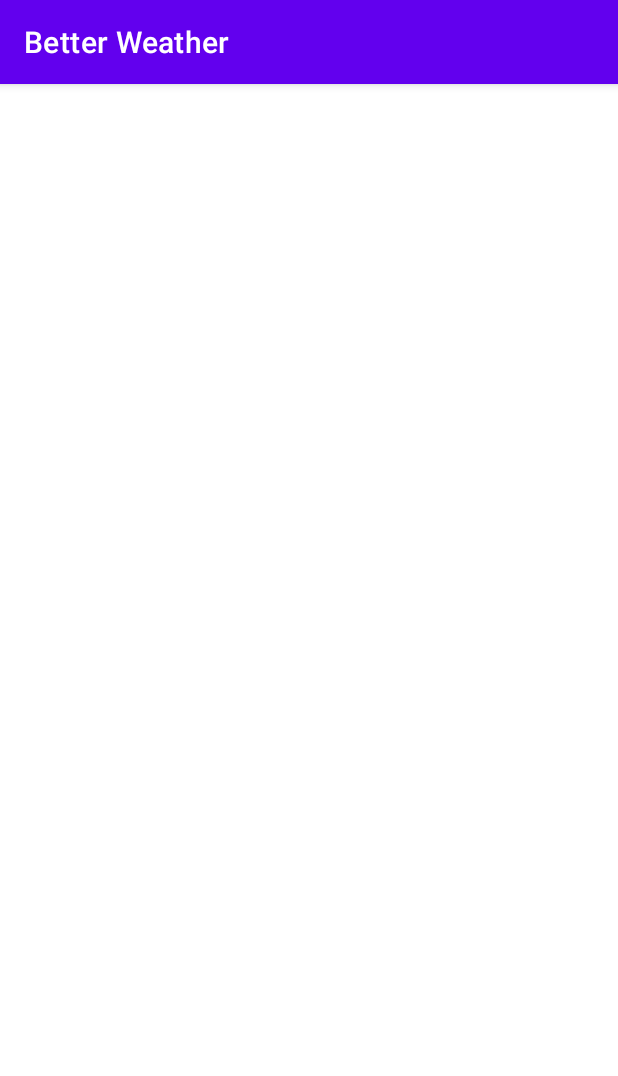
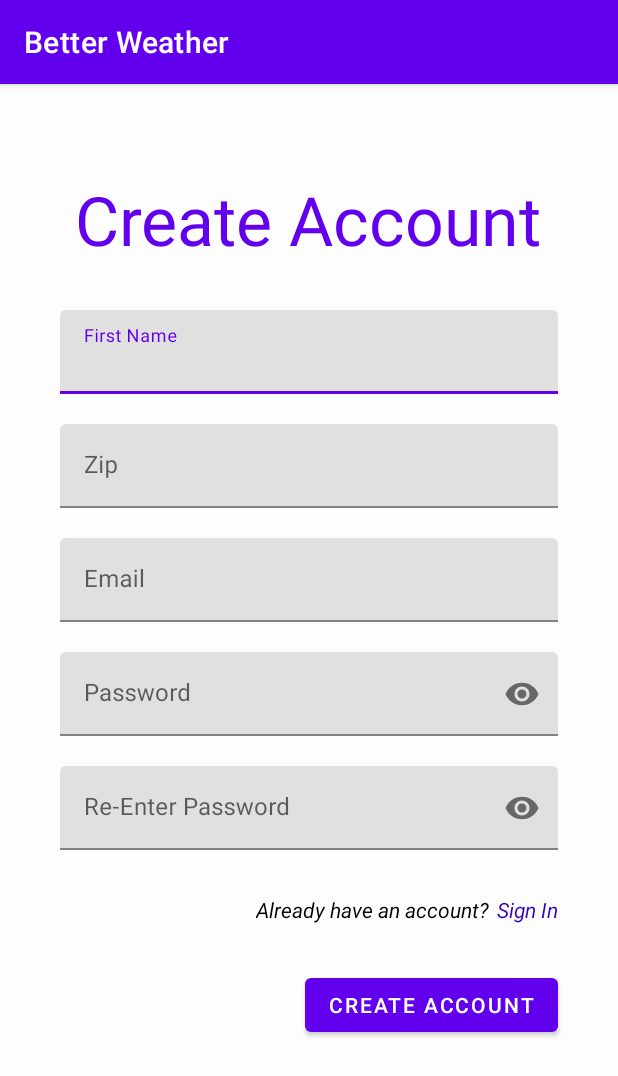
Before and after one commit to Elale1984/BetterWeather, an Android app: the Register screen opened directly, with no data from a screen before it, on a phone screen of 412 x 824 dp. Shown: the top 1076 px of the screen. Run offline under Robolectric (Android 15) with nearby library versions, the phone set to English and light mode, and no system bars.

Commit message:
Created Register UI

```diff
--- a/app/src/main/res/layout/activity_register.xml
+++ b/app/src/main/res/layout/activity_register.xml
@@ -1,9 +1,159 @@
 <?xml version="1.0" encoding="utf-8"?>
-<androidx.constraintlayout.widget.ConstraintLayout xmlns:android="http://schemas.android.com/apk/res/android"
+<RelativeLayout xmlns:android="http://schemas.android.com/apk/res/android"
     xmlns:app="http://schemas.android.com/apk/res-auto"
     xmlns:tools="http://schemas.android.com/tools"
     android:layout_width="match_parent"
     android:layout_height="match_parent"
-    tools:context=".view.Register">
+    android:background="#FDFDFD"
+    tools:context=".view.LoginActivity">
 
-</androidx.constraintlayout.widget.ConstraintLayout>
+    <TextView
+        android:id="@+id/tvCreateHeader"
+        android:layout_width="wrap_content"
+        android:layout_height="wrap_content"
+        android:layout_centerHorizontal="true"
+        android:layout_marginTop="60dp"
+        android:text="@string/create_account"
+        android:textColor="@color/purple_500"
+        android:textSize="45sp"
+
+        />
+
+    <com.google.android.material.textfield.TextInputLayout
+        android:id="@+id/first_name_text_input_layout"
+        android:layout_width="match_parent"
+        android:layout_height="wrap_content"
+        android:layout_below="@+id/tvCreateHeader"
+        android:layout_marginHorizontal="40dp"
+        android:layout_marginTop="30dp">
+
+        <EditText
+            android:id="@+id/etFName"
+            android:layout_width="match_parent"
+            android:layout_height="wrap_content"
+            android:layout_centerHorizontal="true"
+            android:layout_centerVertical="true"
+            android:ems="10"
+            android:hint="@string/first_name"
+            android:inputType="textPersonName" />
+
+    </com.google.android.material.textfield.TextInputLayout>
+
+    <com.google.android.material.textfield.TextInputLayout
+        android:id="@+id/zipcode_text_input_layout"
+        android:layout_width="match_parent"
+        android:layout_height="wrap_content"
+        android:layout_below="@+id/first_name_text_input_layout"
+        android:layout_marginHorizontal="40dp"
+        android:layout_marginTop="20dp">
+
+        <EditText
+            android:id="@+id/etZipCode"
+            android:layout_width="match_parent"
+            android:layout_height="wrap_content"
+            android:layout_centerHorizontal="true"
+            android:layout_centerVertical="true"
+            android:ems="10"
+            android:hint="@string/zip"
+            android:inputType="number" />
+
+    </com.google.android.material.textfield.TextInputLayout>
+
+
+    <com.google.android.material.textfield.TextInputLayout
+        android:id="@+id/username_text_input_layout"
+        android:layout_width="match_parent"
+        android:layout_height="wrap_content"
+        android:layout_below="@+id/zipcode_text_input_layout"
+        android:layout_marginHorizontal="40dp"
+        android:layout_marginTop="20dp">
+
+        <EditText
+            android:id="@+id/etEmail"
+            android:layout_width="match_parent"
+            android:layout_height="wrap_content"
+            android:layout_centerHorizontal="true"
+            android:layout_centerVertical="true"
+            android:ems="10"
+            android:hint="@string/email"
+            android:inputType="textEmailAddress" />
+
+    </com.google.android.material.textfield.TextInputLayout>
+
+
+    <com.google.android.material.textfield.TextInputLayout
+        android:id="@+id/password_text_input_layout"
+        android:layout_width="match_parent"
+        android:layout_height="wrap_content"
+        android:layout_below="@+id/username_text_input_layout"
+        android:layout_marginHorizontal="40dp"
+        android:layout_marginTop="20dp"
+        app:passwordToggleEnabled="true">
+
+        <EditText
+            android:id="@+id/etPassword"
+            android:layout_width="match_parent"
+            android:layout_height="wrap_content"
+            android:layout_centerHorizontal="true"
+            android:layout_centerVertical="true"
+            android:ems="10"
+            android:hint="@string/password"
+            android:inputType="textPassword" />
+
+    </com.google.android.material.textfield.TextInputLayout>
+
+    <com.google.android.material.textfield.TextInputLayout
+        android:id="@+id/re_password_text_input_layout"
+        android:layout_width="match_parent"
+        android:layout_height="wrap_content"
+        android:layout_below="@+id/password_text_input_layout"
+        android:layout_marginHorizontal="40dp"
+        android:layout_marginTop="20dp"
+        app:passwordToggleEnabled="true">
+
+        <EditText
+            android:id="@+id/etRePassword"
+            android:layout_width="match_parent"
+            android:layout_height="wrap_content"
+            android:layout_centerHorizontal="true"
+            android:layout_centerVertical="true"
+            android:ems="10"
+            android:hint="@string/re_enter_password"
+            android:inputType="textPassword" />
+
+    </com.google.android.material.textfield.TextInputLayout>
+
+    <TextView
+        android:id="@+id/tv_register"
+        android:layout_width="wrap_content"
+        android:layout_height="wrap_content"
+        android:layout_below="@id/re_password_text_input_layout"
+        android:layout_marginTop="30dp"
+        android:layout_marginEnd="5dp"
+        android:layout_toStartOf="@id/tv_register_click"
+        android:text="@string/already_have_an_account"
+        android:textColor="@color/black"
+        android:textStyle="italic" />
+
+    <TextView
+        android:id="@+id/tv_register_click"
+        android:layout_width="wrap_content"
+        android:layout_height="wrap_content"
+        android:layout_below="@id/re_password_text_input_layout"
+        android:layout_alignEnd="@id/password_text_input_layout"
+        android:layout_marginTop="30dp"
+        android:text="@string/sign_in"
+        android:textColor="@color/purple_700"
+        android:textStyle="italic" />
+
+    <Button
+        android:id="@+id/btn_signIn"
+        android:layout_width="wrap_content"
+        android:layout_height="wrap_content"
+        android:layout_below="@id/tv_register"
+        android:layout_alignEnd="@id/tv_register_click"
+        android:layout_marginTop="30dp"
+        android:text="@string/create_account" />
+
+
+</RelativeLayout>
--- a/app/src/main/res/values/strings.xml
+++ b/app/src/main/res/values/strings.xml
@@ -9,4 +9,10 @@
     <string name="better_weather_logo">Better Weather Logo</string>
     <string name="show_password">Show Password</string>
     <string name="show">Show</string>
+    <string name="create_account">Create Account</string>
+    <string name="first_name">First Name</string>
+    <string name="last_name">Last Name</string>
+    <string name="already_have_an_account">Already have an account?</string>
+    <string name="zip">Zip</string>
+    <string name="re_enter_password">Re-Enter Password</string>
 </resources>
```
